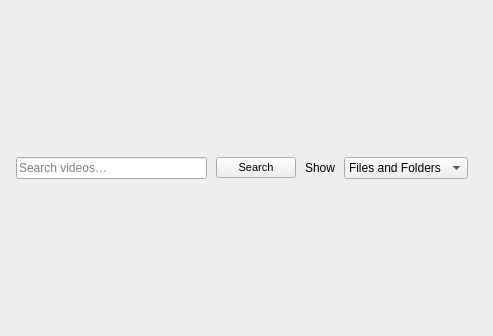
This is src/gui/libraryform.ui in aliakseis/FVD as Qt 5 draws it before an edit. The edited form follows.
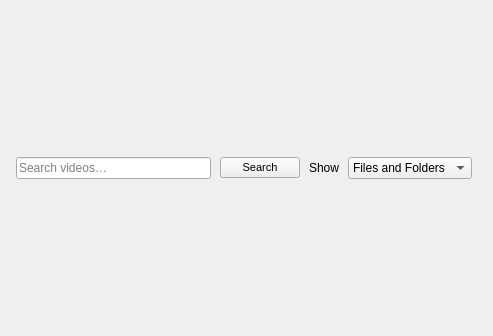
This is the edited form. Icons and pictures are not drawn. Custom widgets are drawn as their Qt base class.

The edit to the form file:
```diff
--- a/src/gui/libraryform.ui
+++ b/src/gui/libraryform.ui
@@ -84,7 +84,7 @@
        <number>0</number>
       </property>
       <property name="rightMargin">
-       <number>9</number>
+       <number>5</number>
       </property>
       <property name="bottomMargin">
        <number>0</number>
```
